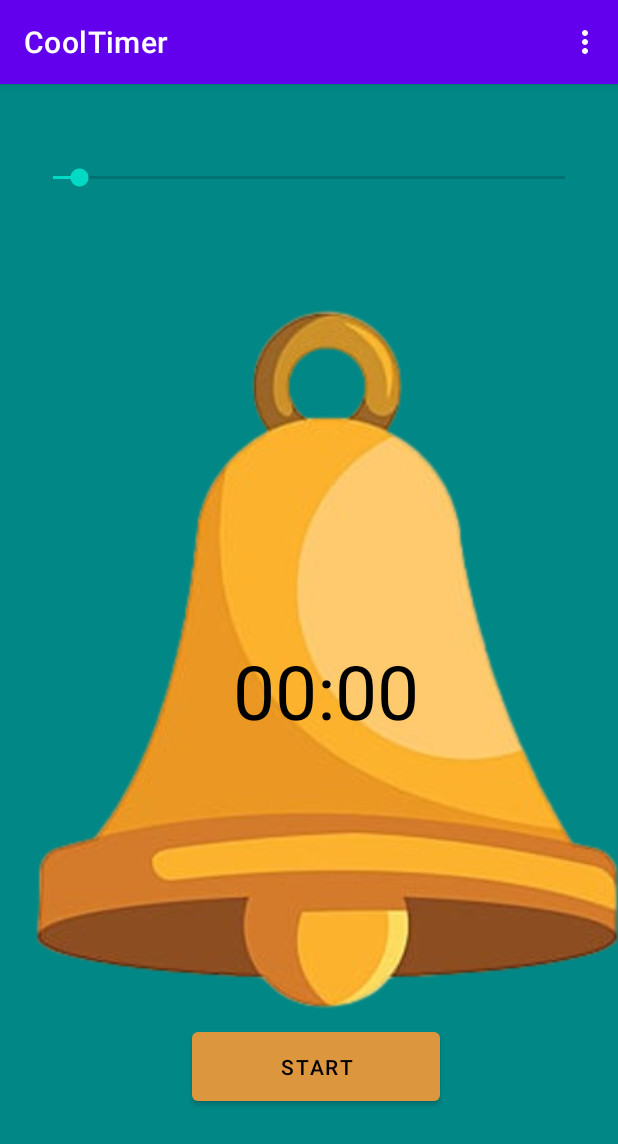
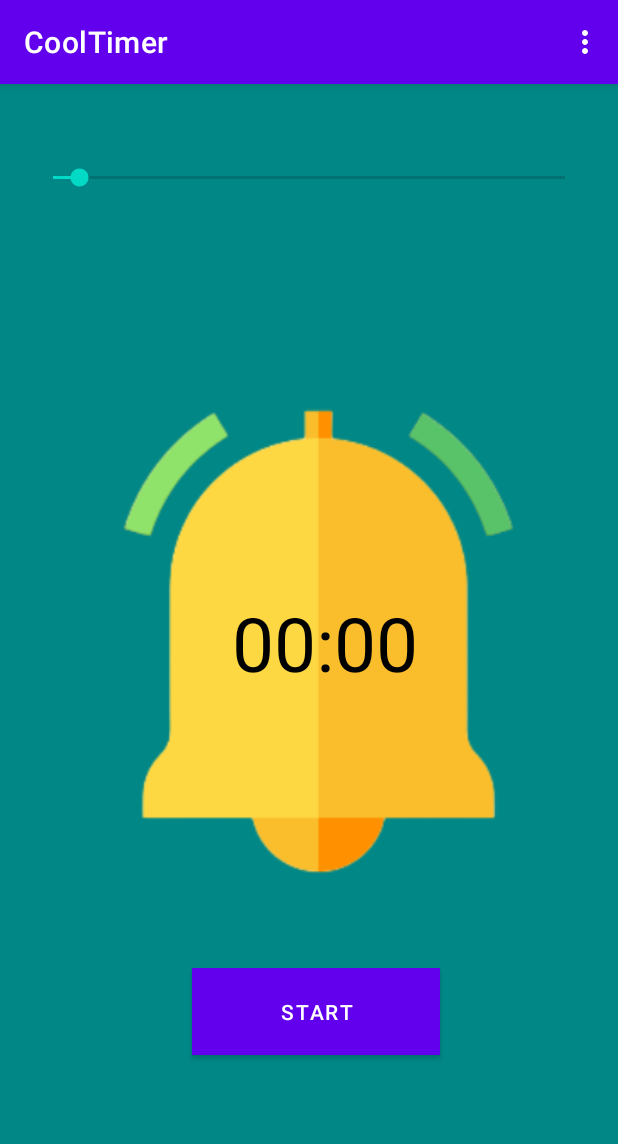
Before and after one commit to MaximDronov/CoolTimer, an Android app: the screen it shows after launch (MainActivity), on a phone screen of 412 x 824 dp. Shown: the top 1144 px of the screen. Run offline under Robolectric (Android 15) with nearby library versions, the phone set to English and light mode, and no system bars.

Commit message:
first commit

```diff
--- /dev/null
+++ b/app/src/main/res/drawable/ic_launcher_foreground.xml
@@ -0,0 +1,4 @@
+<?xml version="1.0" encoding="utf-8"?>
+<selector xmlns:android="http://schemas.android.com/apk/res/android">
+
+</selector>
--- a/app/src/main/res/layout/activity_main.xml
+++ b/app/src/main/res/layout/activity_main.xml
@@ -24,11 +24,11 @@
         android:layout_height="500dp"
         app:layout_constraintBottom_toBottomOf="parent"
         app:layout_constraintEnd_toEndOf="parent"
-        app:layout_constraintHorizontal_bias="0.377"
+        app:layout_constraintHorizontal_bias="0.269"
         app:layout_constraintStart_toStartOf="parent"
         app:layout_constraintTop_toTopOf="parent"
-        app:layout_constraintVertical_bias="0.5"
-        app:srcCompat="@drawable/bell" />
+        app:layout_constraintVertical_bias="0.376"
+        app:srcCompat="@drawable/bell3" />
 
     <TextView
         android:id="@+id/textView"
@@ -40,20 +40,19 @@
         android:textSize="50sp"
         app:layout_constraintBottom_toBottomOf="@+id/imageView"
         app:layout_constraintEnd_toEndOf="@+id/imageView"
-        app:layout_constraintHorizontal_bias="0.5"
+        app:layout_constraintHorizontal_bias="0.47"
         app:layout_constraintStart_toStartOf="@+id/imageView"
         app:layout_constraintTop_toTopOf="@+id/imageView"
-        app:layout_constraintVertical_bias="0.563" />
+        app:layout_constraintVertical_bias="0.566" />
 
     <Button
         android:id="@+id/button"
         android:layout_width="165dp"
         android:layout_height="58dp"
-        android:color="#000000"
         android:onClick="Go"
         android:text="start"
-        android:textColor="@color/black"
-        app:backgroundTint="#DC963D"
+        android:textColor="@color/white"
+        android:background="#2196F3"
         app:layout_constraintBottom_toBottomOf="@+id/imageView"
         app:layout_constraintEnd_toEndOf="parent"
         app:layout_constraintHorizontal_bias="0.52"
@@ -61,4 +60,6 @@
         app:layout_constraintTop_toBottomOf="@+id/seekBar"
         app:layout_constraintVertical_bias="1.1" />
 
+
+
 </androidx.constraintlayout.widget.ConstraintLayout>
--- a/app/src/main/res/mipmap-anydpi-v26/ic_launcher.xml
+++ b/app/src/main/res/mipmap-anydpi-v26/ic_launcher.xml
@@ -1,5 +1,4 @@
 <?xml version="1.0" encoding="utf-8"?>
 <adaptive-icon xmlns:android="http://schemas.android.com/apk/res/android">
     <background android:drawable="@drawable/ic_launcher_background" />
-    <foreground android:drawable="@drawable/ic_launcher_foreground" />
 </adaptive-icon>
```
Also changed, not shown: app/src/main/java/com/nadershamma/cooltimer/MainActivity.java (+6 -10 lines), app/src/main/res/drawable-v24/ic_launcher_foreground.xml (deleted, +0 -30 lines), app/src/main/res/values/arrays.xml (+6 -6 lines), app/src/main/res/drawable/bell.png, app/src/main/res/drawable/bell2.png (added), app/src/main/res/drawable/bell3.png (added), 7 other files.
